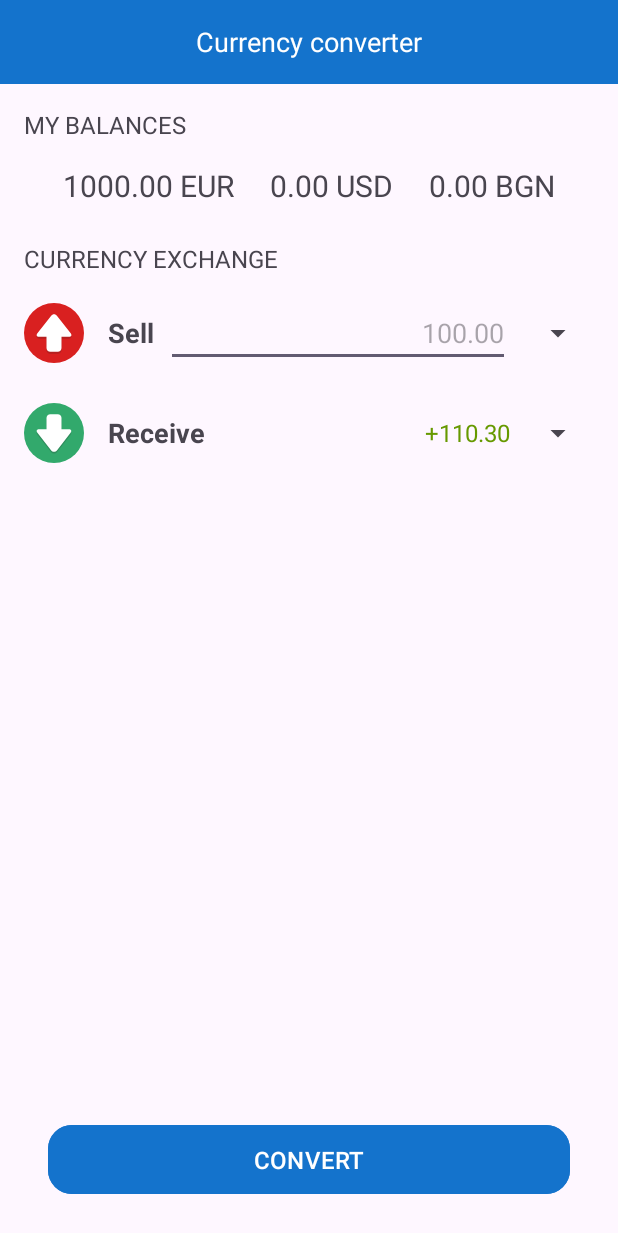
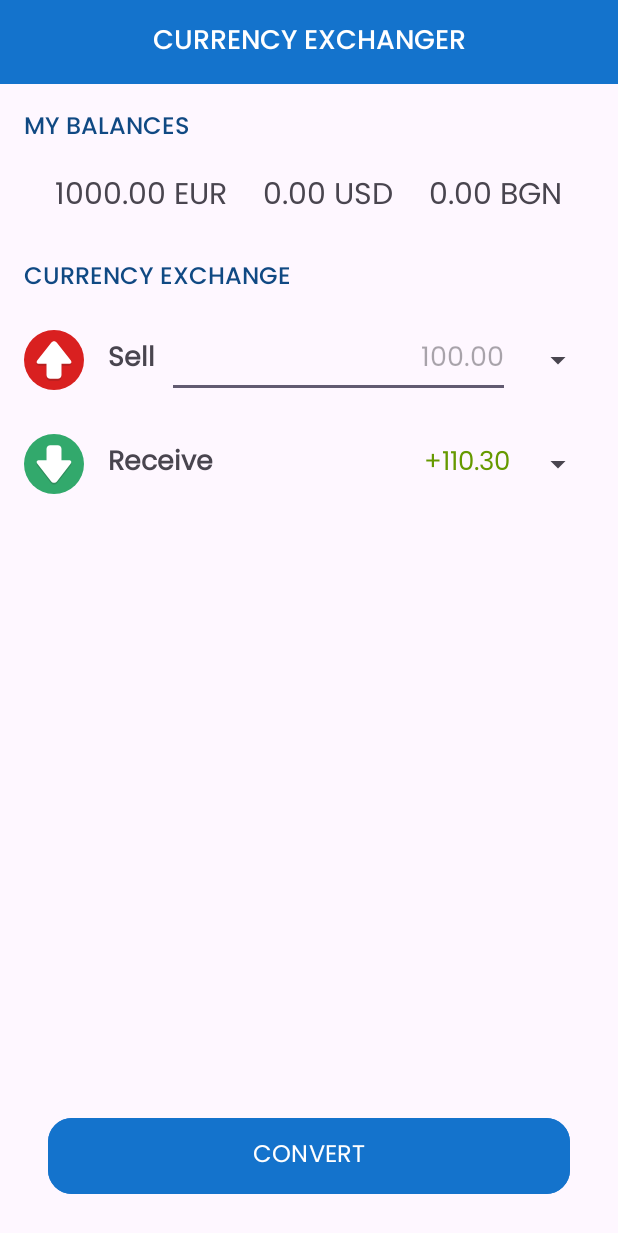
Before and after one commit to FrensisXh/currency-exchanger, an Android app: the layout activity_main.xml on its own in the app's theme, with its tools: preview values and no code run, on a phone screen of 412 x 824 dp. Shown: the top 1233 px of the screen. Run offline under Robolectric (Android 15) with nearby library versions, the phone set to English and light mode, and no system bars.

Commit message:
Minor UI fixes, add a different font, implement the prevention of same-currency conversion, and improve error handling

```diff
--- a/app/src/main/java/com/example/currencyexchanger/MainActivity.kt
+++ b/app/src/main/java/com/example/currencyexchanger/MainActivity.kt
@@ -71,6 +71,11 @@ class MainActivity : AppCompatActivity() {
                 return@setOnClickListener
             }
 
+            if (fromCurrency == toCurrency) {
+                Toast.makeText(this, "Please, select two different currencies", Toast.LENGTH_SHORT).show()
+                return@setOnClickListener
+            }
+
             val (resultMessage, success) = viewModel.calculateConversion(
                 amount,
                 fromCurrency,
@@ -119,11 +124,10 @@ class MainActivity : AppCompatActivity() {
         }
     }
 
-
     private fun updateBalanceViews() {
-        binding.tvBalanceEur.text = "%.2f EUR".format(viewModel.getBalance("EUR"))
-        binding.tvBalanceUsd.text = "%.2f USD".format(viewModel.getBalance("USD"))
-        binding.tvBalanceBgn.text = "%.2f BGN".format(viewModel.getBalance("BGN"))
+        binding.tvBalanceEur.text = getString(R.string.eur_format, viewModel.getBalance("EUR"))
+        binding.tvBalanceUsd.text = getString(R.string.usd_format, viewModel.getBalance("USD"))
+        binding.tvBalanceBgn.text = getString(R.string.bgn_format, viewModel.getBalance("BGN"))
     }
 
     private fun showResultDialog(message: String) {
--- a/app/src/main/java/com/example/currencyexchanger/viewmodels/CurrencyViewModel.kt
+++ b/app/src/main/java/com/example/currencyexchanger/viewmodels/CurrencyViewModel.kt
@@ -67,6 +67,11 @@ class CurrencyViewModel(application: Application) : AndroidViewModel(application
         from: String,
         to: String
     ): Pair<String, Boolean> {
+
+        if (from == to) {
+            return Pair("Operation not possible; cannot convert between the same currency", false)
+        }
+
         //extract the rate and handle nulls
         val rate = _rates.value?.rates?.get(to) ?: return Pair("Rate is N/A", false)
         val commissionFee = commissionPolicy.calculateCommissionAmount(transactionCount, amount)
--- a/app/src/main/res/layout/activity_main.xml
+++ b/app/src/main/res/layout/activity_main.xml
@@ -1,9 +1,9 @@
 <?xml version="1.0" encoding="utf-8"?>
 <ScrollView xmlns:android="http://schemas.android.com/apk/res/android"
     xmlns:app="http://schemas.android.com/apk/res-auto"
+    xmlns:tools="http://schemas.android.com/tools"
     android:layout_width="match_parent"
     android:layout_height="match_parent"
-    xmlns:tools="http://schemas.android.com/tools"
     android:fillViewport="true">
 
     <androidx.constraintlayout.widget.ConstraintLayout
@@ -16,8 +16,10 @@
             android:layout_width="0dp"
             android:layout_height="56dp"
             android:background="@color/blue"
+            android:fontFamily="@font/poppins_medium"
             android:gravity="center"
-            android:text="Currency converter"
+            android:textAllCaps="true"
+            android:text="@string/currency_exchanger"
             android:textColor="@android:color/white"
             android:textSize="18sp"
             app:layout_constraintEnd_toEndOf="parent"
@@ -29,9 +31,11 @@
             android:id="@+id/tvBalances"
             android:layout_width="wrap_content"
             android:layout_height="wrap_content"
+            android:fontFamily="@font/poppins_medium"
             android:padding="16dp"
-            android:text="My balances"
+            android:text="@string/my_balances"
             android:textAllCaps="true"
+            android:textColor="@color/text_blue"
             android:textSize="16sp"
             app:layout_constraintStart_toStartOf="parent"
             app:layout_constraintTop_toBottomOf="@id/tvTitle" />
@@ -51,23 +55,26 @@
                 android:layout_width="wrap_content"
                 android:layout_height="wrap_content"
                 android:layout_marginEnd="24dp"
-                android:text="1000.00 EUR"
-                android:textSize="20sp" />
+                android:fontFamily="@font/poppins"
+                android:textSize="20sp"
+                tools:text="1000.00 EUR" />
 
             <TextView
                 android:id="@+id/tvBalanceUsd"
                 android:layout_width="wrap_content"
                 android:layout_height="wrap_content"
                 android:layout_marginEnd="24dp"
-                android:text="0.00 USD"
-                android:textSize="20sp" />
+                android:fontFamily="@font/poppins"
+                android:textSize="20sp"
+                tools:text="0.00 USD" />
 
             <TextView
                 android:id="@+id/tvBalanceBgn"
                 android:layout_width="wrap_content"
                 android:layout_height="wrap_content"
-                android:text="0.00 BGN"
-                android:textSize="20sp" />
+                android:fontFamily="@font/poppins"
+                android:textSize="20sp"
+                tools:text="0.00 BGN" />
         </LinearLayout>
 
         <TextView
@@ -75,9 +82,11 @@
             android:layout_width="wrap_content"
             android:layout_height="wrap_content"
             android:layout_marginTop="24dp"
+            android:fontFamily="@font/poppins_medium"
             android:paddingHorizontal="16dp"
-            android:text="Currency Exchange"
+            android:text="@string/currency_exchange"
             android:textAllCaps="true"
+            android:textColor="@color/text_blue"
             android:textSize="16sp"
             app:layout_constraintStart_toStartOf="parent"
             app:layout_constraintTop_toBottomOf="@id/layoutBalances" />
@@ -99,6 +108,7 @@
                 android:layout_width="40dp"
                 android:layout_height="40dp"
                 android:layout_marginEnd="8dp"
+                android:contentDescription="@string/sell_icon"
                 android:src="@drawable/ic_arrow_up" />
 
             <TextView
@@ -106,7 +116,8 @@
                 android:layout_width="wrap_content"
                 android:layout_height="wrap_content"
                 android:layout_marginHorizontal="8dp"
-                android:text="Sell"
+                android:fontFamily="@font/poppins"
+                android:text="@string/sell"
                 android:textSize="18sp"
                 android:textStyle="bold" />
 
@@ -115,7 +126,8 @@
                 android:layout_width="0dp"
                 android:layout_height="wrap_content"
                 android:layout_weight="1"
-                android:hint="100.00"
+                android:fontFamily="@font/poppins"
+                android:hint="@string/_100_00"
                 android:inputType="numberDecimal"
                 android:textAlignment="textEnd" />
 
@@ -143,6 +155,7 @@
                 android:layout_width="40dp"
                 android:layout_height="40dp"
                 android:layout_marginEnd="8dp"
+                android:contentDescription="@string/receive_icon"
                 android:src="@drawable/ic_arrow_down" />
 
             <TextView
@@ -150,7 +163,8 @@
                 android:layout_width="wrap_content"
                 android:layout_height="wrap_content"
                 android:layout_marginHorizontal="8dp"
-                android:text="Receive"
+                android:fontFamily="@font/poppins"
+                android:text="@string/receive"
                 android:textSize="18sp"
                 android:textStyle="bold" />
 
@@ -159,10 +173,11 @@
                 android:layout_width="0dp"
                 android:layout_height="wrap_content"
                 android:layout_weight="1"
-                tools:text="+110.30"
+                android:fontFamily="@font/poppins"
                 android:textAlignment="textEnd"
                 android:textColor="@android:color/holo_green_dark"
-                android:textSize="16sp" />
+                android:textSize="17sp"
+                tools:text="+110.30" />
 
             <Spinner
                 android:id="@+id/spinnerTo"
@@ -179,11 +194,12 @@
             android:layout_marginTop="8dp"
             android:layout_marginBottom="24dp"
             android:backgroundTint="@color/blue"
-            android:text="Convert"
+            android:fontFamily="@font/poppins"
+            android:padding="12dp"
+            android:text="@string/convert"
+            android:textAllCaps="true"
+            android:textColor="@android:color/white"
             android:textSize="16sp"
-            android:textAllCaps="true"
-            android:padding="12dp"
-            android:textColor="@android:color/white"
             app:cornerRadius="16dp"
             app:layout_constraintBottom_toBottomOf="parent"
             app:layout_constraintEnd_toEndOf="parent"
--- a/app/src/main/res/values/colors.xml
+++ b/app/src/main/res/values/colors.xml
@@ -3,4 +3,5 @@
     <color name="black">#FF000000</color>
     <color name="white">#FFFFFFFF</color>
     <color name="blue">#1473CC</color>
+    <color name="text_blue">#104983</color>
 </resources>
--- a/app/src/main/res/values/strings.xml
+++ b/app/src/main/res/values/strings.xml
@@ -1,3 +1,16 @@
 <resources>
     <string name="app_name">CurrencyExchanger</string>
+    <string name="currency_exchanger">Currency Exchanger</string>
+    <string name="my_balances">My balances</string>
+    <string name="currency_exchange">Currency Exchange</string>
+    <string name="sell_icon">Sell icon</string>
+    <string name="sell">Sell</string>
+    <string name="_100_00">100.00</string>
+    <string name="receive_icon">Receive icon</string>
+    <string name="receive">Receive</string>
+    <string name="convert">Convert</string>
+    <string name="eur_format">%.2f EUR</string>
+    <string name="usd_format">%.2f USD</string>
+    <string name="bgn_format">%.2f BGN</string>
+
 </resources>
```
Also changed, not shown: app/src/main/res/font/poppins.ttf (added), app/src/main/res/font/poppins_medium.ttf (added).
